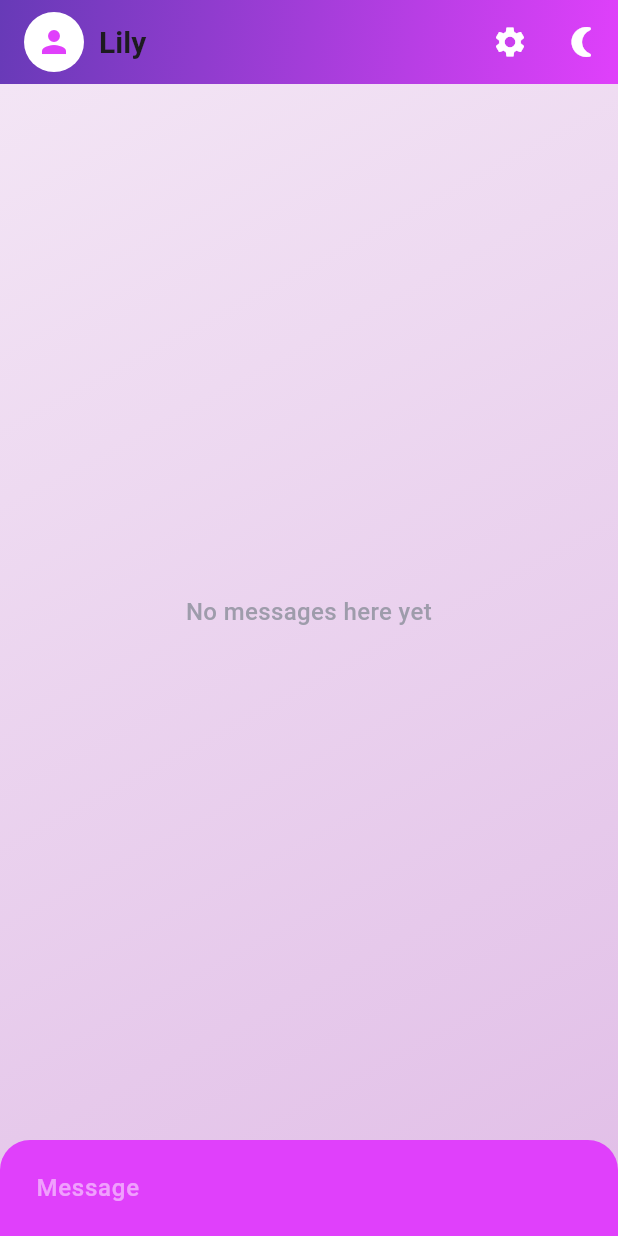
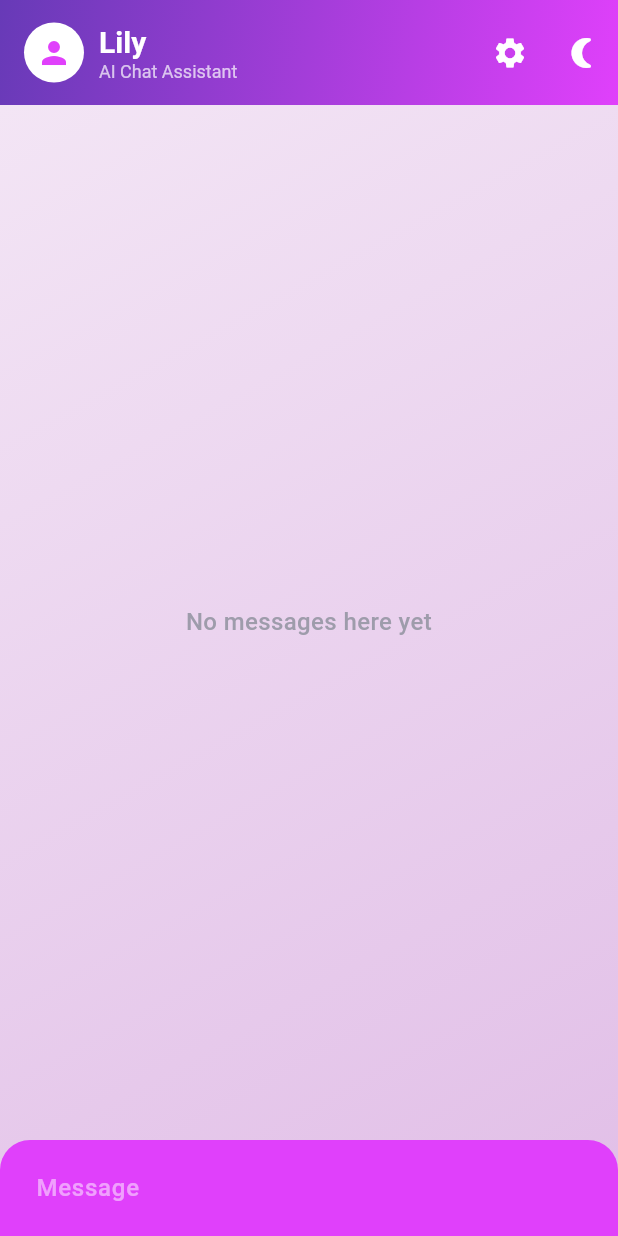
Before and after one commit to Dibyo10/Moodify, a Flutter app: the screen it shows after launch, on a phone screen of 412 x 824 dp. Run offline on Flutter 3.47's test engine with Material 3 defaults, Android fonts, the phone set to English and light mode, and no system bars; our stand-ins replace flutter_chat_types, flutter_chat_ui.

Commit message:
Updated the dark mode with purple+black gradient appbar

```diff
--- a/lib/main.dart
+++ b/lib/main.dart
@@ -103,11 +103,13 @@ class _ChatScreenState extends State<ChatScreen> {
   Widget build(BuildContext context) {
     return Scaffold(
       appBar: AppBar(
+        elevation: 10,
+        toolbarHeight: 70,
         flexibleSpace: Container(
           decoration: BoxDecoration(
             gradient: LinearGradient(
               colors: widget.isDarkMode
-                  ? [Colors.black87, Colors.black54]
+                  ? [Colors.deepPurple.shade900, Colors.black87]
                   : [Colors.deepPurple, Colors.purpleAccent],
               begin: Alignment.topLeft,
               end: Alignment.bottomRight,
@@ -118,16 +120,32 @@ class _ChatScreenState extends State<ChatScreen> {
           children: [
             CircleAvatar(
               backgroundColor: Colors.white,
+              radius: 20,
               child: Icon(Icons.person, color: Colors.purpleAccent),
             ),
             SizedBox(width: 10),
-            Text(
-              'Lily',
-              style: TextStyle(fontWeight: FontWeight.bold, fontSize: 20),
+            Column(
+              crossAxisAlignment: CrossAxisAlignment.start,
+              children: [
+                Text(
+                  'Lily',
+                  style: TextStyle(
+                    fontWeight: FontWeight.bold,
+                    fontSize: 20,
+                    color: Colors.white,
+                  ),
+                ),
+                Text(
+                  "AI Chat Assistant",
+                  style: TextStyle(
+                    fontSize: 12,
+                    color: Colors.white70,
+                  ),
+                ),
+              ],
             ),
           ],
         ),
-        centerTitle: false,
         actions: [
           IconButton(
             icon: Icon(Icons.settings, color: Colors.white),
@@ -154,10 +172,10 @@ class _ChatScreenState extends State<ChatScreen> {
           onSendPressed: (partialText) => _sendMessage(partialText.text),
           user: _user,
           theme: DefaultChatTheme(
-            inputBackgroundColor: widget.isDarkMode ? Colors.grey[800]! : Colors.purpleAccent,
+            inputBackgroundColor: widget.isDarkMode ? Colors.grey[850]! : Colors.purpleAccent,
             inputTextColor: Colors.white,
             primaryColor: widget.isDarkMode
-                ? Colors.deepPurple
+                ? Colors.deepPurpleAccent.shade700
                 : Colors.deepPurpleAccent,
             secondaryColor: widget.isDarkMode
                 ? Colors.white
```
